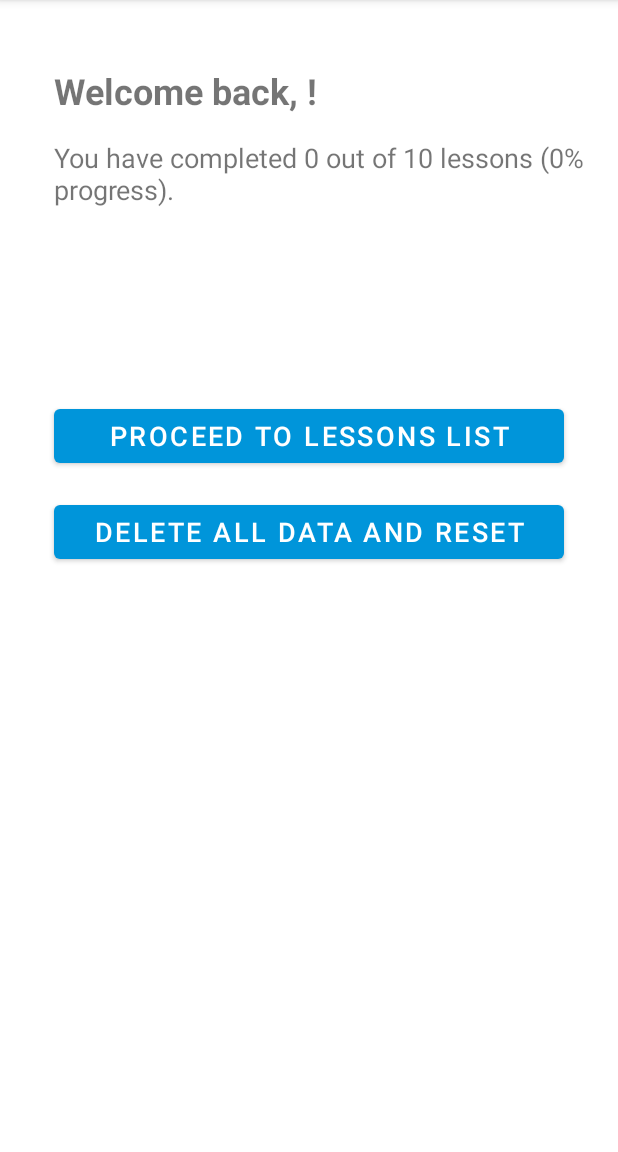
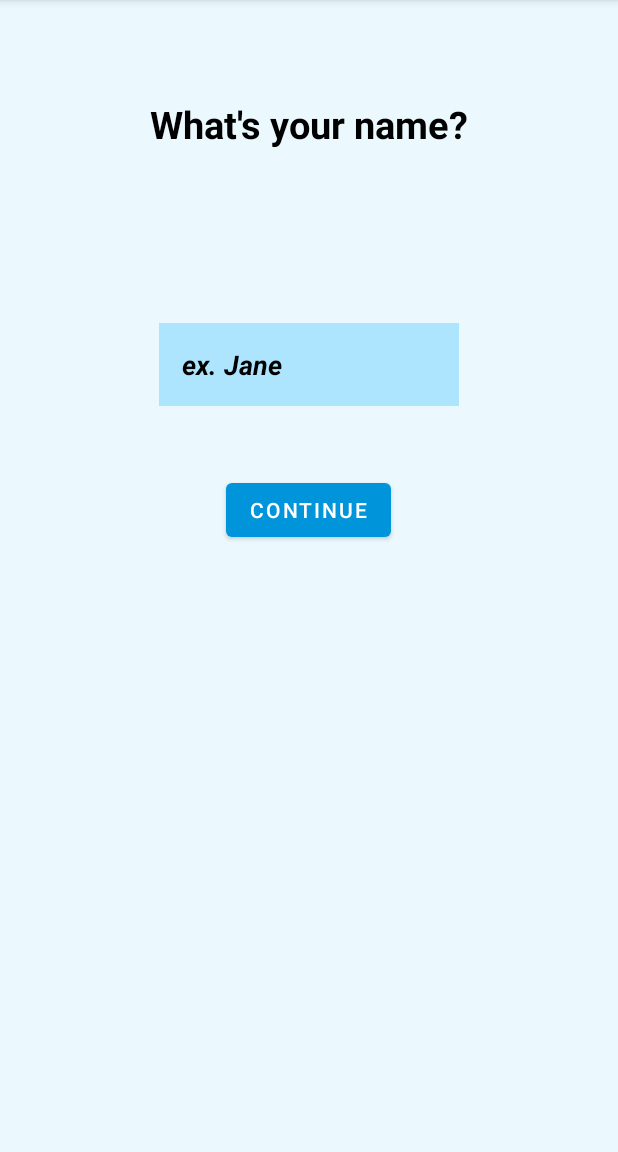
Before and after one commit to itsAsR7/ProjectG01, an Android app: the screen it shows after launch (WelcomeBackActivity before the commit, EnterNameScreenActivity after it), on a phone screen of 412 x 824 dp, the part 84-1236 px from its top. Run offline under Robolectric (Android 15) with nearby library versions, the phone set to English and light mode, and no system bars.

Commit message:
A lot of changes

```diff
--- a/app/src/main/java/com/example/projectv1/activities/LessonDetailsActivity.kt
+++ b/app/src/main/java/com/example/projectv1/activities/LessonDetailsActivity.kt
@@ -30,7 +30,7 @@ class LessonDetailsActivity : AppCompatActivity() {
         setContentView(R.layout.activity_lesson_details)
 
         // Getting shared preferences
-        this.sharedPrefs  = getSharedPreferences(" ", MODE_PRIVATE)
+        this.sharedPrefs  = getSharedPreferences("MY-PREFS", MODE_PRIVATE)
 
         // Checking if the intent is not null
         if (intent != null) {
--- a/app/src/main/java/com/example/projectv1/activities/LessonListActivity.kt
+++ b/app/src/main/java/com/example/projectv1/activities/LessonListActivity.kt
@@ -97,4 +97,9 @@ class LessonListActivity : AppCompatActivity() {
             }
         }
     }
+    override fun onBackPressed() {
+        val intent = Intent(this, WelcomeBackActivity::class.java)
+        startActivity(intent)
+        finish()
+    }
 }
--- a/app/src/main/java/com/example/projectv1/activities/MainActivity.kt
+++ b/app/src/main/java/com/example/projectv1/activities/MainActivity.kt
@@ -4,40 +4,30 @@ import android.content.Intent
 import android.os.Bundle
 import android.os.Handler
 import com.example.projectv1.R
-import android.util.Log
 
 
 import androidx.appcompat.app.AppCompatActivity
 
 class MainActivity : AppCompatActivity() {
 
-    private val SPLASH_TIME_OUT:Long = 2000 // 1 sec
-
-
-
     override fun onCreate(savedInstanceState: Bundle?) {
         super.onCreate(savedInstanceState)
-        setContentView(R.layout.activity_main)
+        setContentView(R.layout.activity_splash_screen)
 
-        val sharedPref = getSharedPreferences("MyPref", MODE_PRIVATE)
+        Handler().postDelayed({
+            val prefs = getSharedPreferences("MY-PREFS", MODE_PRIVATE)
+            val nameEntered = prefs.getString("username", "")
 
-        val username = sharedPref.getString("username", null)
+            val intent = if (nameEntered != "") {
+                // User has entered their name before, show the Welcome Back screen
+                Intent(this, WelcomeBackActivity::class.java)
+            } else {
+                // User has not entered their name before, show the Enter Name screen
+                Intent(this, EnterNameScreenActivity::class.java)
+            }
 
-        if (username != null) {
-            Handler().postDelayed({ //this is executed once the timer is over//
-
-                val i = Intent(this, EnterNameScreenActivity::class.java)
-                startActivity(i)
-                finish()
-            }, SPLASH_TIME_OUT)
-        } else {
-            Handler().postDelayed({ //this is executed once the timer is over//
-
-                val i = Intent(this, WelcomeBackActivity::class.java)
-                startActivity(i)
-                finish()
-            }, SPLASH_TIME_OUT)
-        }
-
+            startActivity(intent)
+            finish()
+        }, 2000)
     }
 }
--- a/app/src/main/java/com/example/projectv1/activities/WelcomeBackActivity.kt
+++ b/app/src/main/java/com/example/projectv1/activities/WelcomeBackActivity.kt
@@ -24,8 +24,8 @@ class WelcomeBackActivity : AppCompatActivity() {
     private lateinit var welcomeText: TextView
     private lateinit var progressText: TextView
 
-    override fun onCreate(savedInstanceState: Bundle?) {
-        super.onCreate(savedInstanceState)
+    override fun onResume() {
+        super.onResume()
         setContentView(R.layout.activity_welcome_back)
 
         welcomeText = findViewById(R.id.welcome_message)
@@ -33,7 +33,7 @@ class WelcomeBackActivity : AppCompatActivity() {
 
         // Retrieve user data from SharedPreferences
         val sharedPrefs = getSharedPreferences("MY-PREFS", MODE_PRIVATE)
-        val userName = sharedPrefs.getString("username", "")
+        val userName = sharedPrefs.getString("username", null)
 
         // Display welcome message with user's name
         welcomeText.text = "Welcome back, $userName!"
--- a/app/src/main/res/layout/activity_enter_your_name_screen.xml
+++ b/app/src/main/res/layout/activity_enter_your_name_screen.xml
@@ -7,7 +7,7 @@
     android:orientation="vertical"
     android:layout_width="match_parent"
     android:layout_height="match_parent"
-    android:background="@color/teal_200">
+    android:background="#EBF9FF">
 
 
     <TextView
@@ -27,8 +27,8 @@
         android:id="@+id/editText1"
         android:layout_width="200dp"
         android:layout_height="wrap_content"
-        android:background="#F2F2F2"
-        android:hint="What's your name?"
+        android:background="#ADE5FF"
+        android:hint="ex. Jane"
         android:padding="15dp"
         android:textColorHint="#000"
         android:layout_gravity="center"
--- a/app/src/main/res/layout/activity_lesson_details.xml
+++ b/app/src/main/res/layout/activity_lesson_details.xml
@@ -5,7 +5,7 @@
     android:layout_width="match_parent"
     android:layout_height="match_parent"
     android:orientation="vertical"
-    android:layout_margin="30px"
+    android:layout_margin="10dp"
     tools:context=".activities.LessonDetailsActivity">
 
     <LinearLayout
```
Also changed, not shown: app/src/main/AndroidManifest.xml (+19 -14 lines), app/src/main/java/com/example/projectv1/activities/EnterNameScreenActivity.kt (+7 -13 lines), app/src/main/java/com/example/projectv1/activities/SplashScreenActivity.kt (added, +28 -0 lines), app/src/main/java/com/example/projectv1/data/LessonsDatasource.kt (+10 -10 lines), app/src/main/res/layout/activity_splash_screen.xml (renamed from app/src/main/res/layout/activity_main.xml, +6 -5 lines).
